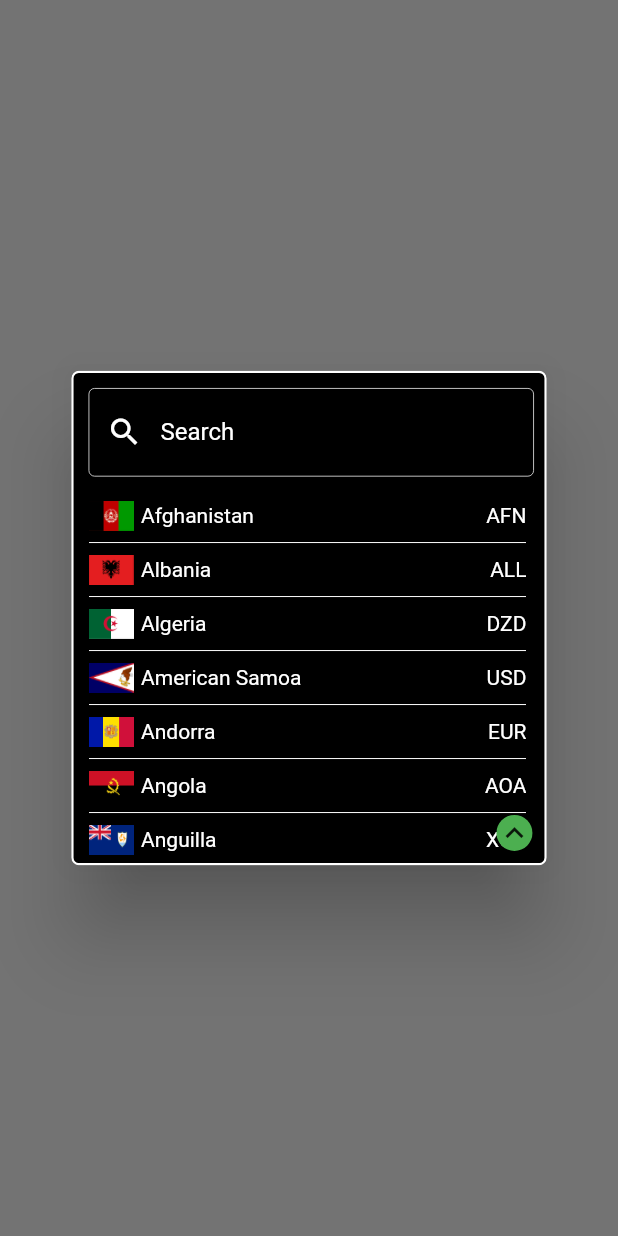
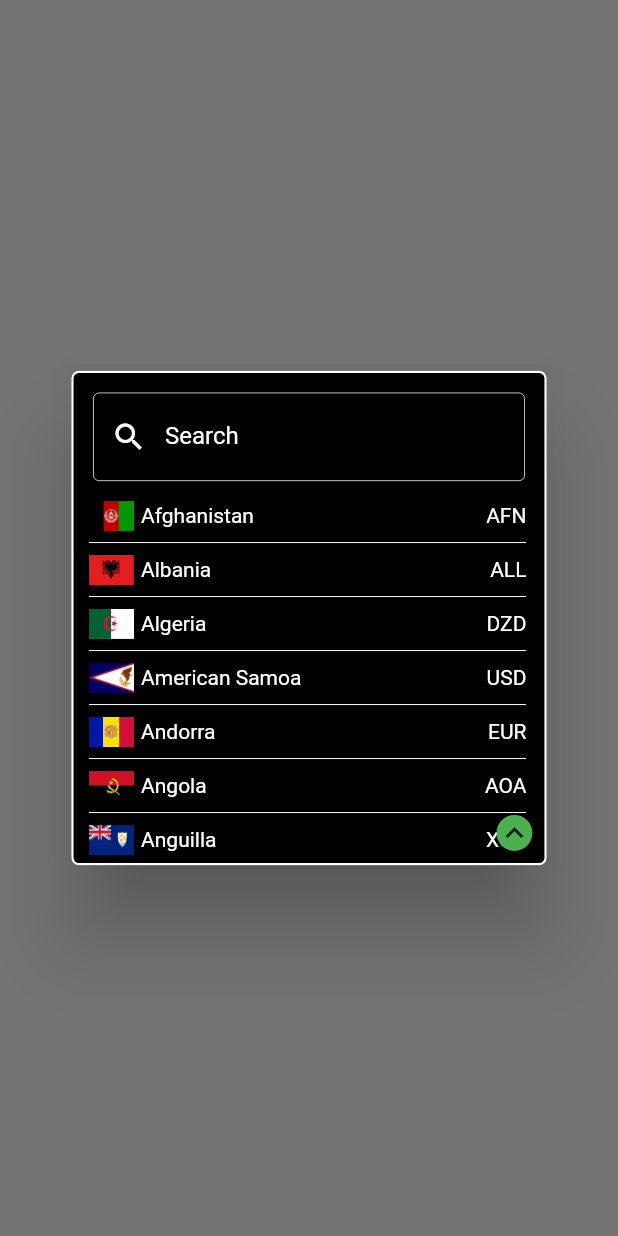
Before and after one commit to imujtaba8488/package_country_currency_chooser, a Flutter app: the screen it shows after launch, after a tap on "Select Currency", on a phone screen of 412 x 824 dp. Run offline on Flutter 3.47's test engine with Material 2 defaults, Android fonts, the phone set to English and light mode, and no system bars.

Commit message:
initial commit

```diff
--- a/lib/src/currency_chooser_dialog.dart
+++ b/lib/src/currency_chooser_dialog.dart
@@ -1,8 +1,9 @@
+import 'package:country_currency_chooser/src/search_field.dart';
 import 'package:flutter/material.dart';
 
-import 'countries.dart';
-import 'country_utils.dart';
-import 'country.dart';
+import 'models/countries.dart';
+import 'models/country_utils.dart';
+import 'models/country.dart';
 
 /// Signature of the callback that is fired when a currency is selected on the currency chooser dialog.
 typedef CurrencySelector = void Function(Widget flag, String currencyCode);
@@ -83,7 +84,6 @@ class _CurrencyChooserDialogState extends State<CurrencyChooserDialog>
     with SingleTickerProviderStateMixin {
   double _dialogHeight, _dialogWidth;
   ScrollController _scrollController;
-  TextEditingController _searchController;
   List<Country> _countries;
   AnimationController animationController;
   Animation animation;
@@ -92,7 +92,6 @@ class _CurrencyChooserDialogState extends State<CurrencyChooserDialog>
   void initState() {
     super.initState();
     _scrollController = ScrollController();
-    _searchController = TextEditingController();
     _countries = sortedCountryList();
     animationController = AnimationController(
       vsync: this,
@@ -140,7 +139,21 @@ class _CurrencyChooserDialogState extends State<CurrencyChooserDialog>
         ),
         child: Stack(
           children: <Widget>[
-            !widget.searchDisabled ? _searchField() : Container(),
+            // !widget.searchDisabled ? _searchField() : Container(),
+            !widget.searchDisabled
+                ? Padding(
+                    padding: const EdgeInsets.all(8.0),
+                    child: SearchField(
+                      interfaceColor: widget.interfaceColor,
+                      countries: sortedCountryList(),
+                      onSearched: (List<Country> countries) {
+                        setState(() {
+                          _countries = countries;
+                        });
+                      },
+                    ),
+                  )
+                : Container(),
             _countriesList(),
             widget.showPullToStartFloatingButton
                 ? _scrollToInitialPositionButton()
@@ -151,63 +164,10 @@ class _CurrencyChooserDialogState extends State<CurrencyChooserDialog>
     );
   }
 
-  Positioned _searchField() {
-    return Positioned(
-      width: _dialogWidth - 10,
-      child: Padding(
-        padding: const EdgeInsets.all(5.0),
-        child: TextField(
-          decoration: InputDecoration(
-            prefixIcon: Icon(
-              Icons.search,
-              color: widget.interfaceColor,
-            ),
+  Positioned _countriesList() {
+    print('...rebuilding countries list ...');
+    print('length: ${_countries.length}');
 
-            // Shows the clearText icon when something is typed within the search box.
-            suffix: _searchController.text.isEmpty
-                ? null
-                : InkWell(
-                    child: Icon(
-                      Icons.clear,
-                      color: widget.interfaceColor,
-                    ),
-                    onTap: () {
-                      setState(() {
-                        _countries = sortedCountryList();
-                        _searchController.clear();
-                      });
-                    },
-                  ),
-            labelText: 'Search',
-            labelStyle: TextStyle(
-              color: widget.interfaceColor,
-            ),
-            enabledBorder: OutlineInputBorder(
-              borderSide: BorderSide(
-                color: widget.interfaceColor,
-                width: 0.5,
-              ),
-            ),
-            border: OutlineInputBorder(
-              borderSide: BorderSide(
-                color: widget.interfaceColor,
-              ),
-            ),
-            focusedBorder: OutlineInputBorder(
-              borderSide: BorderSide(
-                color: widget.interfaceColor,
-              ),
-            ),
-          ),
-          style: TextStyle(color: widget.interfaceColor),
-          controller: _searchController,
-          onChanged: _onSearch,
-        ),
-      ),
-    );
-  }
-
-  Positioned _countriesList() {
     return Positioned(
       top: widget.searchDisabled ? 0.0 : 75.0,
       width: _dialogWidth - 15,
@@ -307,25 +267,4 @@ class _CurrencyChooserDialogState extends State<CurrencyChooserDialog>
       ),
     );
   }
-
-  void _onSearch(String value) {
-    setState(() {
-      if (value.trim().isEmpty) {
-        _countries = sortedCountryList();
-      } else {
-        // <|IMPORTANT|> set countries list back to initial list, so that the next value is searched within the whole list. For example, say you type 'I', countries will be searched for value of 'I', next say you type 'IN', now the countries will be searched for 'IN' instead of 'I', and so on.
-        _countries = sortedCountryList();
-
-        // Search for either the country name or the currency code.
-        _countries = _countries.where((country) {
-          return country.name.startsWith(value.trim()) ||
-              country.name
-                  .toLowerCase()
-                  .startsWith(value.toLowerCase().trim()) ||
-              country.currencyCode.startsWith(value.trim()) ||
-              country.currencyCode.toLowerCase().startsWith(value.trim());
-        }).toList();
-      }
-    });
-  }
 }
--- /dev/null
+++ b/lib/src/search_field.dart
@@ -0,0 +1,102 @@
+import 'package:flutter/material.dart';
+
+import 'models/country.dart';
+
+class SearchField extends StatefulWidget {
+  final Color interfaceColor;
+  final List<Country> countries;
+  final Function onSearched;
+
+  SearchField({this.interfaceColor, this.countries, this.onSearched});
+
+  @override
+  _SearchFieldState createState() => _SearchFieldState();
+}
+
+class _SearchFieldState extends State<SearchField> {
+  TextEditingController _searchController;
+  List<Country> _countries;
+
+  @override
+  void initState() {
+    super.initState();
+    _searchController = TextEditingController();
+    _countries = widget.countries;
+  }
+
+  @override
+  Widget build(BuildContext context) {
+    return TextFormField(
+      decoration: InputDecoration(
+        prefixIcon: Icon(
+          Icons.search,
+          color: widget.interfaceColor,
+        ),
+
+        // Shows the clearText icon when something is typed within the search box.
+        suffix: _searchController.text.isEmpty
+            ? null
+            : InkWell(
+                child: Icon(
+                  Icons.clear,
+                  color: widget.interfaceColor,
+                ),
+                onTap: () {
+                  setState(() {
+                    _searchController.clear();
+
+                    _countries = widget.countries;
+                    widget.onSearched(_countries);
+                  });
+                },
+              ),
+        labelText: 'Search',
+        labelStyle: TextStyle(
+          color: widget.interfaceColor,
+        ),
+        enabledBorder: OutlineInputBorder(
+          borderSide: BorderSide(
+            color: widget.interfaceColor,
+            width: 0.5,
+          ),
+        ),
+        border: OutlineInputBorder(
+          borderSide: BorderSide(
+            color: widget.interfaceColor,
+          ),
+        ),
+        focusedBorder: OutlineInputBorder(
+          borderSide: BorderSide(
+            color: widget.interfaceColor,
+          ),
+        ),
+      ),
+      style: TextStyle(color: widget.interfaceColor),
+      controller: _searchController,
+      onChanged: _onSearch,
+    );
+  }
+
+  void _onSearch(String searchValue) {
+    if (searchValue.trim().isEmpty) {
+      _countries = widget.countries;
+      widget.onSearched(_countries);
+    } else {
+      // <|IMPORTANT|> set countries list back to initial list, so that the next value is searched within the whole list. For example, say you type 'I', countries will be searched for value of 'I', next say you type 'IN', now the countries will be searched for 'IN' instead of 'I', and so on.
+      _countries = widget.countries;
+
+      // Search for either the country name or the currency code.
+      _countries = _countries.where((country) {
+        return country.name.startsWith(searchValue.trim()) ||
+            country.name
+                .toLowerCase()
+                .startsWith(searchValue.toLowerCase().trim()) ||
+            country.currencyCode.startsWith(searchValue.trim()) ||
+            country.currencyCode.toLowerCase().startsWith(searchValue.trim());
+      }).toList();
+    }
+
+    // Must be called after the previous statement.
+    widget.onSearched(_countries);
+  }
+}
```
Also changed, not shown: lib/src/models/countries.dart (renamed from lib/src/countries.dart), lib/src/models/country.dart (renamed from lib/src/country.dart), lib/src/models/country_utils.dart (renamed from lib/src/country_utils.dart).
